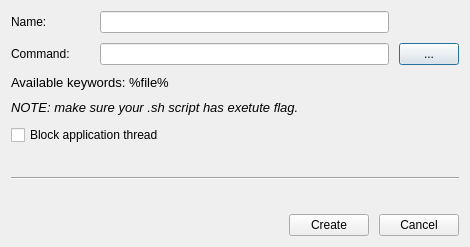
Above: gui/dialogs/scripteditordialog.ui from do-i/thumbgrid before the change. Below: the same form after it.
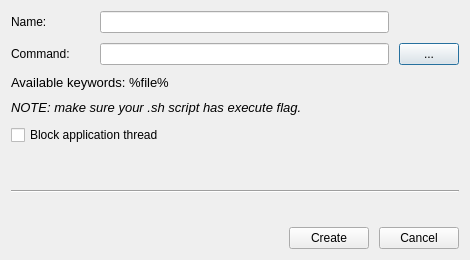
That is the form after the change.

Commit message: [ScriptManager] Show a console output if the process fails to start

```diff
--- a/gui/dialogs/scripteditordialog.ui
+++ b/gui/dialogs/scripteditordialog.ui
@@ -7,7 +7,7 @@
     <x>0</x>
     <y>0</y>
     <width>470</width>
-    <height>247</height>
+    <height>260</height>
    </rect>
   </property>
   <property name="windowTitle">
@@ -125,7 +125,7 @@
         </font>
        </property>
        <property name="text">
-        <string>NOTE: make sure your .sh script has exetute flag.</string>
+        <string>NOTE: make sure your .sh script has execute flag.</string>
        </property>
       </widget>
      </item>
```
The commit also changes 1 other file.
